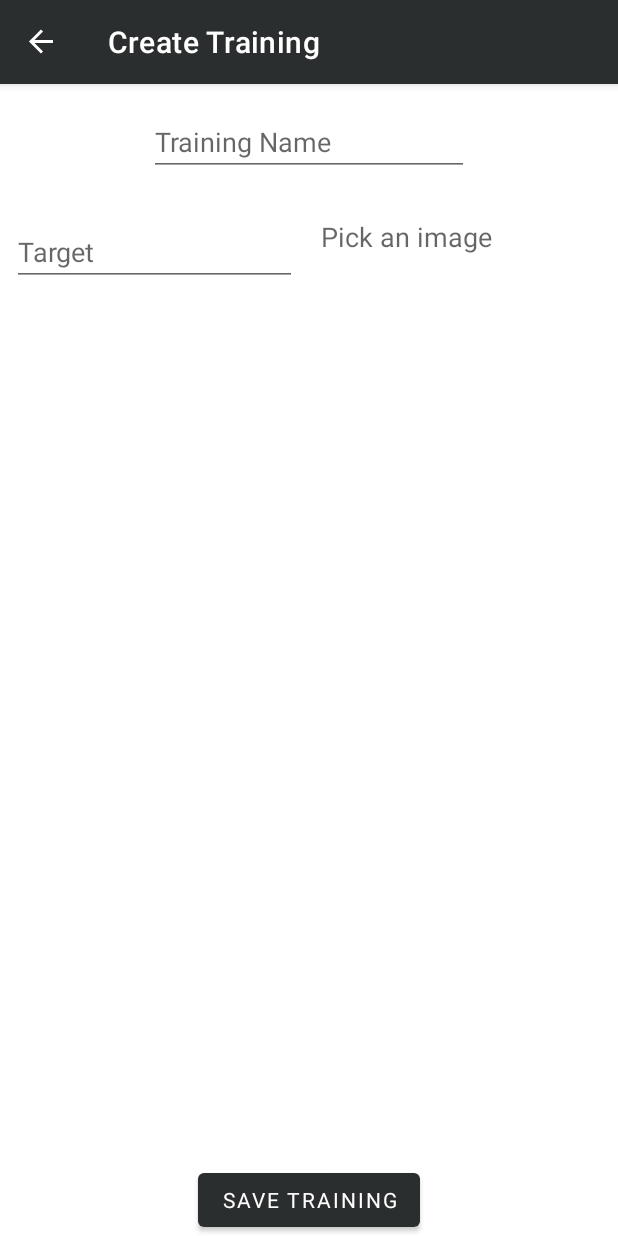
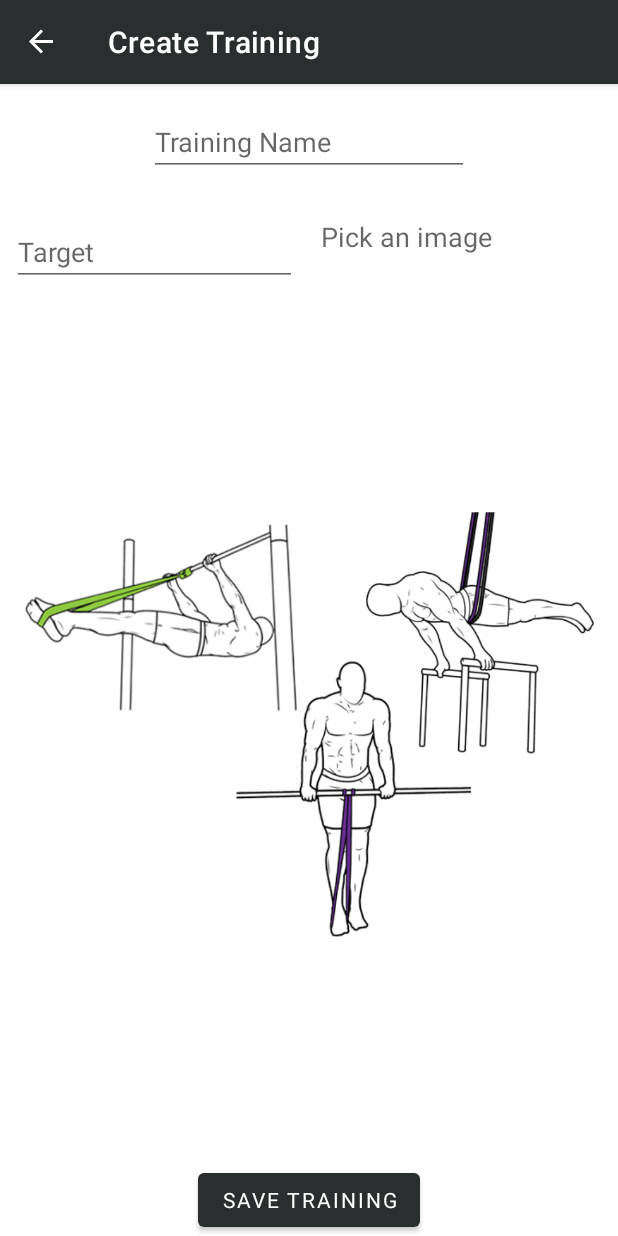
Before and after one commit to xburir/CalisthenicsWorkout, an Android app: the CreateTrainingFragment screen opened through its navigation route, on a phone screen of 412 x 824 dp. Run offline under Robolectric (Android 15) with nearby library versions, the phone set to English and light mode, and no system bars; our stand-ins replace Firebase (no records; nobody signed in at launch, a user with empty details on screens opened directly), Room's generated code, Timber, data binding, navigation-ui; Roboto replaces fonts that are not available here.

```diff
--- a/app/src/main/res/layout/fragment_create_training.xml
+++ b/app/src/main/res/layout/fragment_create_training.xml
@@ -61,5 +61,20 @@
                 app:layout_constraintTop_toTopOf="@+id/target_input"
                 app:layout_constraintVertical_bias="0.0" />
 
+            <ImageView
+                android:id="@+id/selectedImage"
+                android:layout_width="0dp"
+                android:layout_height="0dp"
+                android:layout_marginStart="16dp"
+                android:layout_marginTop="16dp"
+                android:layout_marginEnd="16dp"
+                android:layout_marginBottom="16dp"
+                android:src="@drawable/default_training_pic"
+                app:layout_constraintBottom_toTopOf="@+id/saveTrainingButton"
+                app:layout_constraintEnd_toEndOf="parent"
+                app:layout_constraintHorizontal_bias="1.0"
+                app:layout_constraintStart_toStartOf="parent"
+                app:layout_constraintTop_toBottomOf="@+id/target_input" />
+
         </androidx.constraintlayout.widget.ConstraintLayout>
 </layout>
```
Also changed, not shown: app/src/main/java/com/example/calisthenicsworkout/ChooseExercisesFragment.kt (+31 -4 lines), app/src/main/java/com/example/calisthenicsworkout/fragments/training/CreateTrainingFragment.kt (+11 -2 lines), app/src/main/java/com/example/calisthenicsworkout/viewmodels/TrainingViewModel.kt (+4 -31 lines), app/src/main/res/layout/fragment_choose_exercises.xml (+10 -6 lines).
